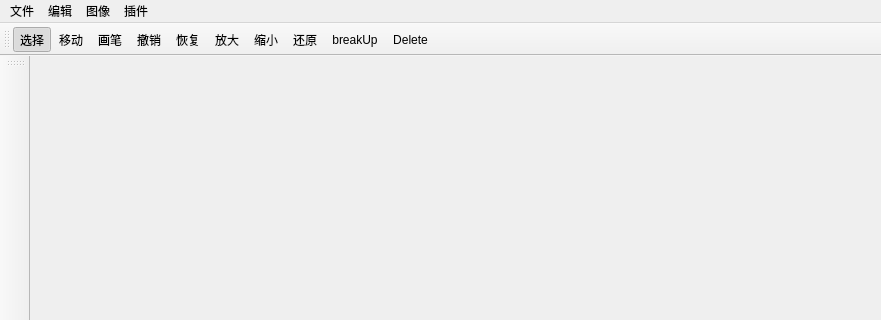
Qt form mainwindow.ui (ITERATOR-ACM-TEAM/VIPainter) before a commit; both pictures show x 0 to 881 and y 0 to 320 of the 881 by 555 pixel window.
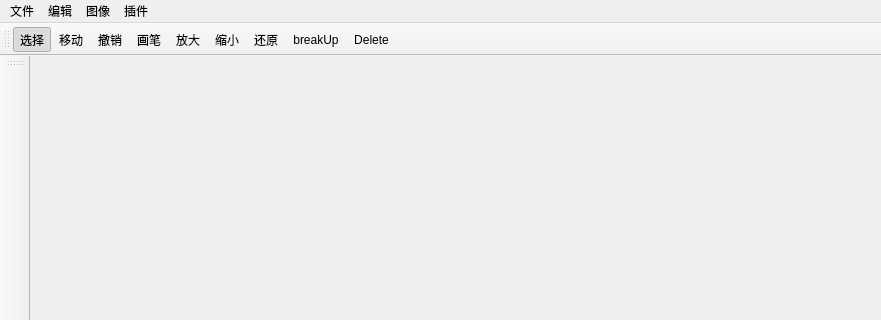
The same form after that commit. Icons and pictures are not drawn.

```diff
--- a/mainwindow.ui
+++ b/mainwindow.ui
@@ -75,9 +75,8 @@
    </attribute>
    <addaction name="actionChoose"/>
    <addaction name="actionMove"/>
-   <addaction name="actionPen"/>
    <addaction name="actionUndo"/>
-   <addaction name="actionRedo"/>
+   <addaction name="actionPen"/>
    <addaction name="actionZoomIn"/>
    <addaction name="actionZoomOut"/>
    <addaction name="actionResume"/>
```
Left out of the diff: 9 changed lines with no effect on the pictures.
